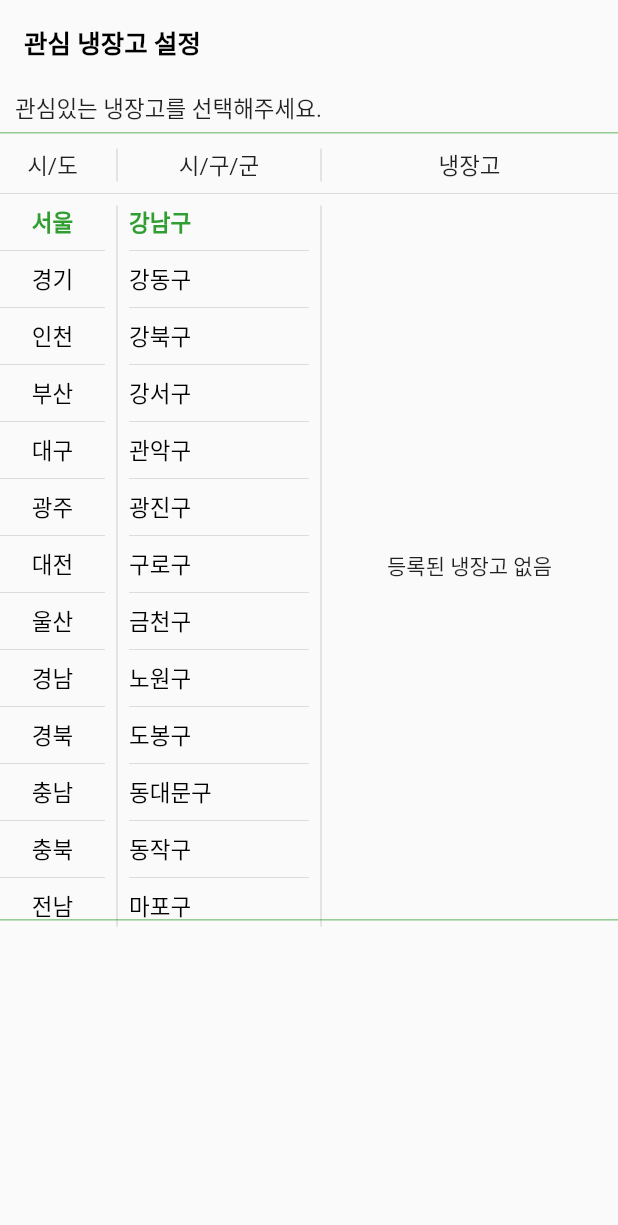
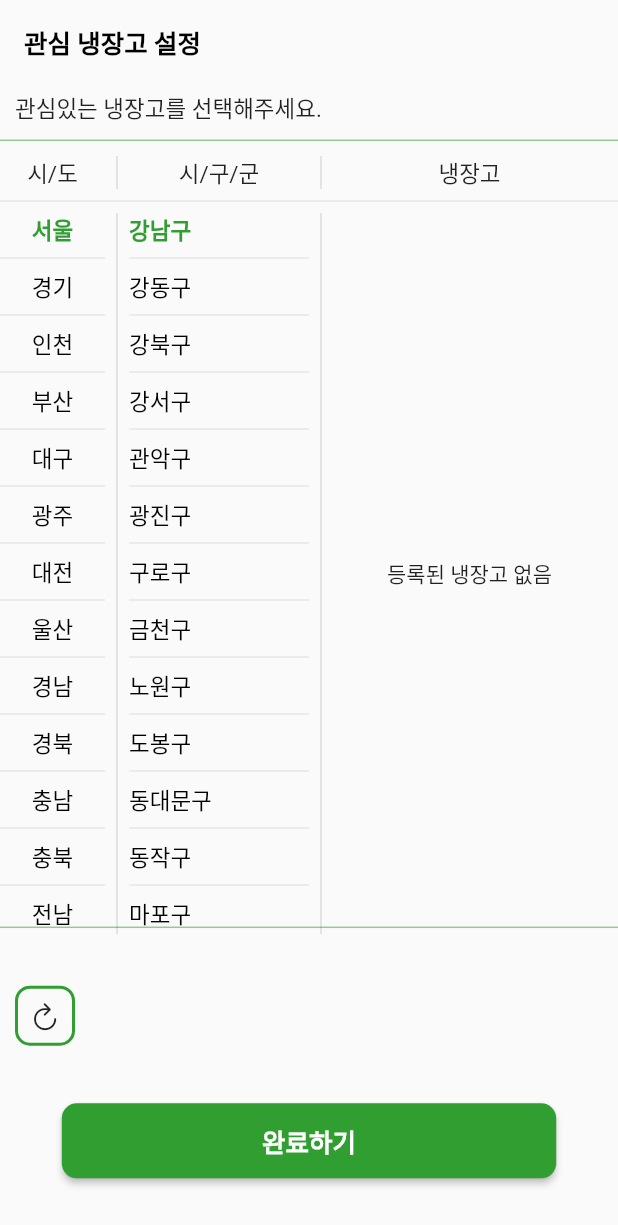
Before and after one commit to LeeShinwon/greeny, a Flutter app: the screen it shows once a user with an empty profile is signed in, on a phone screen of 412 x 824 dp. Shown: the top 1225 px of the screen. Run offline on Flutter 3.47's test engine with Material 2 defaults, Android fonts, the light colour scheme and no system bars; our stand-ins replace animated_splash_screen, cloud_firestore, firebase_auth, firebase_core, fluttertoast, get and 3 more; missing offline and left inert: kakao_flutter_sdk; accounts and stored records are empty; generated files the repository leaves out were written again; network calls fail; Roboto replaces fonts that are missing (NanumGothicFont).

Commit message:
complete mygreeny_view.dart

```diff
--- a/lib/ui/registration/login/login_view.dart
+++ b/lib/ui/registration/login/login_view.dart
@@ -9,6 +9,7 @@ import 'package:greeny/auth.dart';
 import 'package:greeny/ui/registration/login/google_login.dart';
 
 import '../../../data/repository/login.dart';
+import '../profile/profile_view.dart';
 import 'kakao_login.dart';
 import 'kakao_view_model.dart';
 
@@ -74,7 +75,7 @@ class _LoginViewState extends State<LoginView> {
                 child: ElevatedButton(
                     onPressed: () async {
                       await kakaoViewModel.login();
-                      Get.to(Authenticaton());
+                      Get.to(ProfileView());
                     },
                     style: ElevatedButton.styleFrom(
                       foregroundColor: Colors.black,
@@ -115,7 +116,7 @@ class _LoginViewState extends State<LoginView> {
                     onPressed: () async {
                       await googleViewModel.login();
 
-                      Get.to(Authenticaton());
+                      Get.to(ProfileView());
 
                     },
                     style: ElevatedButton.styleFrom(
--- a/lib/ui/registration/mygreeny/mygreeny_view.dart
+++ b/lib/ui/registration/mygreeny/mygreeny_view.dart
@@ -1,7 +1,9 @@
 import 'dart:collection';
 import 'package:cloud_firestore/cloud_firestore.dart';
+import 'package:firebase_auth/firebase_auth.dart';
 import 'package:flutter/cupertino.dart';
 import 'package:flutter/material.dart';
+import 'package:fluttertoast/fluttertoast.dart';
 import 'package:get/get.dart';
 import 'package:get/get_core/src/get_main.dart';
 import 'package:greeny/ui/registration/profile/profile_view.dart';
@@ -55,6 +57,9 @@ class MyGreenyView extends StatefulWidget {
 }
 
 class _MyGreenyViewState extends State<MyGreenyView> {
+
+  final user = FirebaseAuth.instance.currentUser;
+
   int _onTapCity =0;
   int _onTapTown =0;
 
@@ -103,7 +108,7 @@ class _MyGreenyViewState extends State<MyGreenyView> {
         crossAxisAlignment: CrossAxisAlignment.start,
         children: [
           Padding(
-            padding: const EdgeInsets.fromLTRB(10, 5, 0, 5),
+            padding: const EdgeInsets.fromLTRB(10, 5, 0, 10),
             child: Text('관심있는 냉장고를 선택해주세요.',
               style: TextStyle(
                 fontSize: getScreenWidth(context) > 400 ? 15: 12,
@@ -224,11 +229,16 @@ class _MyGreenyViewState extends State<MyGreenyView> {
                                       child: Row(
                                         mainAxisAlignment: MainAxisAlignment.spaceBetween,
                                         children: [
-                                          Text(doc.get('name'),style: TextStyle(
-                                            fontSize: getScreenWidth(context) > 400 ? 15 : 10,
-                                            fontWeight: (getMyGreenyNum(doc.get('name'))!=-1) ? FontWeight.w800:FontWeight.w500,
-                                            color: (getMyGreenyNum(doc.get('name'))!=-1) ?Color(0xff319E31):Colors.black,
-                                          ),),
+                                          Flexible(
+                                            child: RichText(
+                                              overflow: TextOverflow.ellipsis,
+                                              text: TextSpan(text: doc.get('name'),style: TextStyle(
+                                                fontSize: getScreenWidth(context) > 400 ? 15 : 10,
+                                                fontWeight: (getMyGreenyNum(doc.get('name'))!=-1) ? FontWeight.w800:FontWeight.w500,
+                                                color: (getMyGreenyNum(doc.get('name'))!=-1) ?Color(0xff319E31):Colors.black,
+                                              ),),
+                                            ),
+                                          ),
                                           (getMyGreenyNum(doc.get('name'))!=-1)? Icon(
                                             CupertinoIcons.check_mark,
                                             size: getScreenWidth(context) > 400 ? 15 : 10,
@@ -269,6 +279,112 @@ class _MyGreenyViewState extends State<MyGreenyView> {
             ),
 
           ),
+          Expanded(
+            child: Column(
+              mainAxisAlignment: MainAxisAlignment.spaceEvenly,
+              children: [
+                Row(
+                  children: [
+                    Padding(
+                      padding: const EdgeInsets.symmetric(horizontal: 10),
+                      child: Container(
+                        width: getScreenWidth(context)>400?40:35,
+                        height: getScreenWidth(context)>400?40:35,
+                        decoration: BoxDecoration(
+                          border: Border.all(width: 2, color: Color(0xff319E31),),
+                          //color: Colors.amber.shade200,
+                              borderRadius: BorderRadius.circular(10),
+                        ),
+                        child: IconButton(//선택 초기화
+                            onPressed: (){
+                              setState(() {
+                                myGreeny.removeRange(0, myGreeny.length);
+                              });
+                            },
+                            icon: Icon(CupertinoIcons.arrow_clockwise, size: getScreenWidth(context)>400?20:15,),
+                        ),
+                      ),
+                    ),
+                    Container(
+                      width: getScreenWidth(context)-60,
+                      height: getScreenWidth(context)>400?40:35,
+                      child: ListView.builder(
+                        scrollDirection: Axis.horizontal,
+                          itemBuilder:(BuildContext context,int index){
+                            return Padding(
+                              padding: const EdgeInsets.only(right: 8),
+                              child: Container(
+                                  child: Center(child: Padding(
+                                    padding: const EdgeInsets.only(left:10),
+                                    child: Row(
+                                      children: [
+                                        Text(myGreeny[index]['location']!,
+                                        style: TextStyle(
+                                          color: Colors.white,
+                                            fontSize: getScreenWidth(context) > 400 ? 15 : 10,
+                                        ),),
+                                        IconButton(onPressed: (){
+                                          setState(() {
+                                            myGreeny.remove(myGreeny[index]);
+                                          });
+
+                                        }, icon: Icon(CupertinoIcons.clear_circled_solid,size: getScreenWidth(context) > 400 ? 20 : 15,color: Colors.white,))
+                                      ],
+                                    ),
+                                  )),
+                                  decoration: BoxDecoration(
+                                      borderRadius: BorderRadius.circular(10),
+                                    color: Color(0xff319E31),
+                                  )
+                              ),
+                            );
+                          },
+                        itemCount: myGreeny.length ,
+                      ),
+                    )
+                  ],
+                ),
+                Center(
+                  child: SizedBox(
+                    width: getScreenWidth(context)*0.8,
+                    height: getScreenWidth(context)> 400 ? 50 : 40,
+                    child: ElevatedButton(
+                      onPressed: (){
+                        if(myGreeny.length >0){
+                          for(HashMap<String,String> h in myGreeny){
+                            FirebaseFirestore.instance.collection('user').doc(user!.uid).collection('mygreeny').add(
+                                {
+                                  'city':h['city'],
+                                  'town':h['town'],
+                                  'location':h['location'],
+                                });
+                          }
+                        }
+                        else{
+                          Fluttertoast.showToast(
+                              msg: '관심 냉장고를 선택해주세요.',
+                            gravity: ToastGravity.CENTER,
+                            toastLength: Toast.LENGTH_SHORT,
+                          );
+                        }
+
+                      },
+                      child: Text('완료하기', style: TextStyle(fontSize: getScreenWidth(context) > 400 ? 17:14,
+                        fontWeight: FontWeight.w600,),),
+
+                      style: ElevatedButton.styleFrom(
+                        backgroundColor: Color(0xff319E31),
+                        shape: RoundedRectangleBorder(
+                            borderRadius: BorderRadius.circular(10)),
+
+                      ),
+                    ),
+                  ),
+                ),
+              ],
+            ),
+          ),
+
         ],
       ),
     );
--- a/pubspec.yaml
+++ b/pubspec.yaml
@@ -51,6 +51,7 @@ dependencies:
   cloud_firestore: ^3.4.6
   image_picker: ^0.8.5+3
   google_maps_flutter: ^2.2.0
+  fluttertoast: ^8.0.9
 
 
 dev_dependencies:
```
Also changed, not shown: pubspec.lock.
